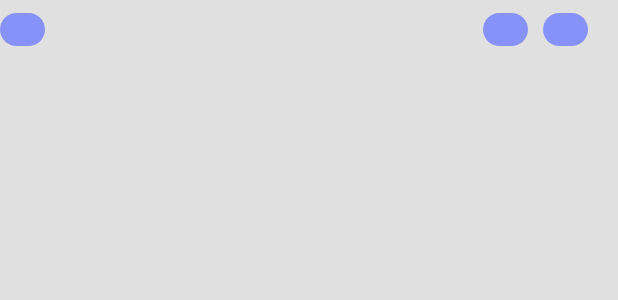
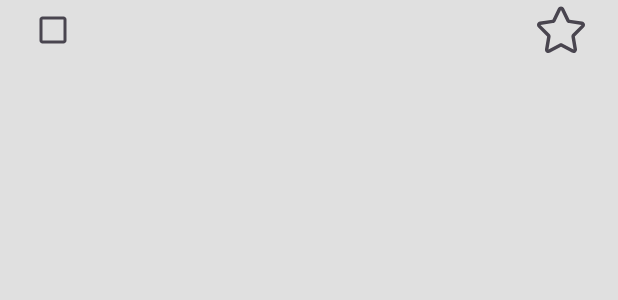
Before and after one commit to CrazyPingu/TaskBud, an Android app: the layout list_widget.xml on its own in the app's theme, with its tools: preview values and no code run, on a phone screen of 412 x 824 dp. Shown: the top 300 px of the screen. Run offline under Robolectric (Android 15) with nearby library versions, the phone set to English and light mode, and no system bars.

Commit message:
Fix widget

```diff
--- a/app/src/main/java/com/mobile/todo/adapter/ToDoAdapter.kt
+++ b/app/src/main/java/com/mobile/todo/adapter/ToDoAdapter.kt
@@ -75,6 +75,7 @@ class ToDoAdapter(private var itemList: MutableList<ToDo>, private var searchLis
                         itemList.removeAt(currentPosition)
                         notifyItemRemoved(currentPosition)
                     }
+                    Constant.refreshWidget(context)
                     dialog.dismiss()
                 }
                 .setNegativeButton("Cancel") { dialog, _ ->
@@ -118,6 +119,8 @@ class ToDoAdapter(private var itemList: MutableList<ToDo>, private var searchLis
                 holder.textView.paintFlags =
                     holder.textView.paintFlags and Paint.STRIKE_THRU_TEXT_FLAG.inv()
             }
+
+            Constant.refreshWidget(context)
         }
 
         holder.starCheckBoxItem.setOnCheckedChangeListener { _, isChecked ->
@@ -132,6 +135,8 @@ class ToDoAdapter(private var itemList: MutableList<ToDo>, private var searchLis
                         .removeTagFromToDoId(item.id, Tag.FAV)
                 }
             }
+
+            Constant.refreshWidget(context)
         }
     }
 
--- a/app/src/main/java/com/mobile/todo/database/dao/ToDoDao.kt
+++ b/app/src/main/java/com/mobile/todo/database/dao/ToDoDao.kt
@@ -45,4 +45,8 @@ interface ToDoDao {
 
     @Query("SELECT EXISTS(SELECT 1 FROM ToDo WHERE userId = :userId)")
     fun hasToDo(userId: Int): Boolean
+
+    @Query("SELECT todo.id FROM todo, search, tag WHERE todo.id = search.todoId AND search.tag = tag.tag AND tag.tag = :tag AND todo.userId = :userId")
+    fun getToDoByUserIdTag(userId: Int, tag: String = Tag.FAV): List<Int>
+
 }
--- a/app/src/main/res/layout/list_widget.xml
+++ b/app/src/main/res/layout/list_widget.xml
@@ -3,37 +3,31 @@
     android:layout_width="match_parent"
     android:layout_height="40dp">
 
-    <Button
+    <CheckBox
         android:id="@+id/checkbox"
         android:layout_width="30dp"
         android:layout_height="30dp"
         android:layout_centerVertical="true"
-        android:layout_marginEnd="20dp" />
+        android:layout_marginHorizontal="20dp" />
 
     <TextView
         android:id="@+id/todo_title"
         android:layout_width="match_parent"
         android:layout_height="match_parent"
+        android:layout_toStartOf="@+id/starCheckBox"
         android:layout_toEndOf="@+id/checkbox"
-        android:layout_toStartOf="@+id/starCheckBox"
         android:gravity="center_vertical"
         android:textSize="20sp" />
 
-    <Button
+    <CheckBox
         android:id="@+id/starCheckBox"
-        android:layout_width="30dp"
-        android:layout_toStartOf="@+id/deleteCheckBox"
-        android:layout_height="30dp"
-        android:layout_centerVertical="true"
-        android:layout_marginLeft="20dp"
-        android:layout_marginRight="10dp" />
-
-    <Button
-        android:id="@+id/deleteCheckBox"
-        android:layout_width="30dp"
-        android:layout_height="30dp"
+        style="@style/MyCheckBoxStyle"
+        android:layout_width="35dp"
+        android:layout_height="35dp"
         android:layout_alignParentEnd="true"
         android:layout_centerVertical="true"
-        android:layout_marginEnd="20dp" />
+        android:layout_marginHorizontal="20dp"
+        android:button="@drawable/checkbox_star_selector" />
+
 
 </RelativeLayout>
--- a/app/src/main/res/values-v21/styles.xml
+++ b/app/src/main/res/values-v21/styles.xml
@@ -11,4 +11,9 @@
         <item name="android:background">@drawable/app_widget_inner_view_background</item>
         <item name="android:textColor">?android:attr/textColorPrimary</item>
     </style>
+
+    <style name="MyCheckBoxStyle" parent="Widget.AppCompat.CompoundButton.CheckBox">
+        <item name="android:buttonTint">@color/inverse</item>
+    </style>
+
 </resources>
--- a/app/src/main/res/values-v31/styles.xml
+++ b/app/src/main/res/values-v31/styles.xml
@@ -13,4 +13,9 @@
         <item name="android:textColor">?android:attr/textColorPrimary</item>
         <item name="android:clipToOutline">true</item>
     </style>
+
+    <style name="MyCheckBoxStyle" parent="Widget.AppCompat.CompoundButton.CheckBox">
+        <item name="android:buttonTint">@android:color/system_accent1_100</item>
+    </style>
+
 </resources>
--- a/app/src/main/res/values/styles.xml
+++ b/app/src/main/res/values/styles.xml
@@ -21,4 +21,8 @@
         <item name="android:textColor">?android:attr/textColorPrimary</item>
     </style>
 
+    <style name="MyCheckBoxStyle" parent="Widget.AppCompat.CompoundButton.CheckBox">
+        <item name="android:buttonTint">@color/inverse</item>
+    </style>
+
 </resources>
--- a/app/src/main/res/xml/todo_widget_info.xml
+++ b/app/src/main/res/xml/todo_widget_info.xml
@@ -1,5 +1,6 @@
 <?xml version="1.0" encoding="utf-8"?>
 <appwidget-provider xmlns:android="http://schemas.android.com/apk/res/android"
+    xmlns:tools="http://schemas.android.com/tools"
     android:description="@string/app_widget_description"
     android:initialKeyguardLayout="@layout/todo_widget"
     android:initialLayout="@layout/todo_widget"
@@ -11,4 +12,5 @@
     android:targetCellWidth="4"
     android:targetCellHeight="2"
     android:updatePeriodMillis="86400000"
-    android:widgetCategory="home_screen" />
+    android:widgetCategory="home_screen|keyguard"
+    tools:targetApi="31" />
```
Also changed, not shown: app/src/main/java/com/mobile/todo/widget/TodoWidget.kt (+36 -22 lines), app/src/main/java/com/mobile/todo/widget/TodoWidgetService.kt (+20 -6 lines), app/src/main/res/layout/list_item.xml (+4 -4 lines).
